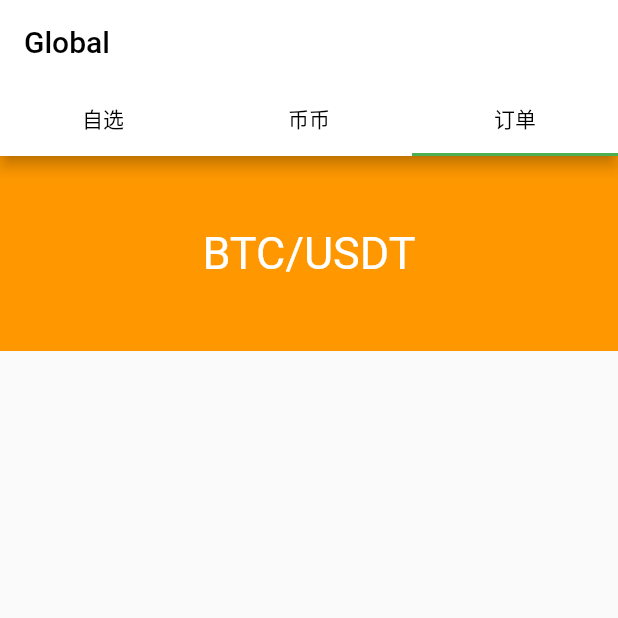
After one commit to 156980441/flutter_demo, a Flutter app: the screen it shows after launch, tab 3 chosen, on a phone screen of 412 x 824 dp, the top half of it. The commit adds this screen. Run offline on Flutter 3.47's test engine with Material 2 defaults, Android fonts, the phone set to English and light mode, and no system bars; our stand-ins replace flutter_native_web, flutter_swiper, fluttertoast, shared_preferences; missing offline and left inert: a package; generated files the repository leaves out were written again; network calls fail.

Commit message:
【提交类型】new 【修改内容】订单 【影响范围】bb 【风险评估】low

```diff
--- a/flutter_news/lib/main.dart
+++ b/flutter_news/lib/main.dart
@@ -1,6 +1,7 @@
 import 'package:flutter/material.dart';
 import 'package:flutternews/category/category_view.dart';
 import 'package:flutternews/home/home_view.dart';
+import 'package:flutternews/order/order_view.dart';
 //import 'package:flutter/rendering.dart';
 
 void main() {
@@ -15,7 +16,7 @@ class App extends StatelessWidget {
 
   Widget _containerView() {
     return DefaultTabController(
-        length: 2,
+        length: 3,
         child: MaterialApp(
           home: Scaffold(
             appBar: AppBar(
@@ -26,6 +27,9 @@ class App extends StatelessWidget {
                   ),
                   Tab(
                     child: Text("币币", style: TextStyle(color: Colors.black)),
+                  ),
+                  Tab(
+                    child: Text("订单", style: TextStyle(color: Colors.black)),
                   )
                 ],
                 indicatorColor: Colors.green,),
@@ -33,7 +37,7 @@ class App extends StatelessWidget {
               ),
               backgroundColor: Colors.white,
             ),
-            body: TabBarView(children: [HomeView(), CategoryView()]),
+            body: TabBarView(children: [HomeView(), CategoryView(), OrderView()]),
           ),
         ),
     );
--- /dev/null
+++ b/flutter_news/lib/model/order_model.dart
@@ -0,0 +1,11 @@
+class OrderModel {
+  String direction;
+  String symbol;
+  String ctime;
+  String amount;
+  String price;
+  String filled;
+  String margin;
+
+  OrderModel(this.direction, this.symbol, this.ctime, this.amount, this.price, this.filled, this.margin);
+}
--- /dev/null
+++ b/flutter_news/lib/order/order_view.dart
@@ -0,0 +1,66 @@
+import 'package:flutter/material.dart';
+import 'package:flutternews/model/order_model.dart';
+
+class OrderView extends StatefulWidget {
+  @override
+  State<StatefulWidget> createState() {
+    return _OrderViewState();
+  }
+}
+
+class _OrderViewState extends State<OrderView> {
+  List<OrderModel> _orders = List<OrderModel>();
+  @override
+  void initState() {
+    super.initState();
+
+    OrderModel model = OrderModel('Buy', 'BTC/USDT', '07.05 17:50:45', '0.2 BTC',
+        '203.8 USDT', '0.03 BTC', '20 USDT');
+    _orders.add(model);
+  }
+
+  @override
+  Widget build(BuildContext context) {
+    return Container(
+      child: ListView.builder(
+        itemBuilder: (BuildContext context, int index) {
+          return _getItem(context, index);
+        },
+        itemCount: _orders.length,
+      ),
+    );
+  }
+
+  Widget _getItem(BuildContext context, int index) {
+    return Container(
+      child: Row(
+        children: <Widget>[
+          GestureDetector(
+            child: Container(
+              child: Center(
+                child: Text(
+                  _orders[index].symbol,
+                  textAlign: TextAlign.center,
+                  style: TextStyle(fontSize: 30, color: Colors.white),
+                ),
+              ),
+              width: MediaQuery.of(context).size.width,
+              color: index % 2 == 0 ? Colors.orange : Colors.blueAccent,
+              height: 130,
+            ),
+            onTap: () {
+              Navigator.push(
+                context,
+                new MaterialPageRoute(builder: (BuildContext context) {
+                  return null;
+                }),
+              );
+            },
+          ),
+        ],
+      ),
+      width: MediaQuery.of(context).size.width,
+      height: 130,
+    );
+  }
+}
```
Also changed, not shown: flutter_news/lib/order/order_detail_view.dart (added), 1 other file.
